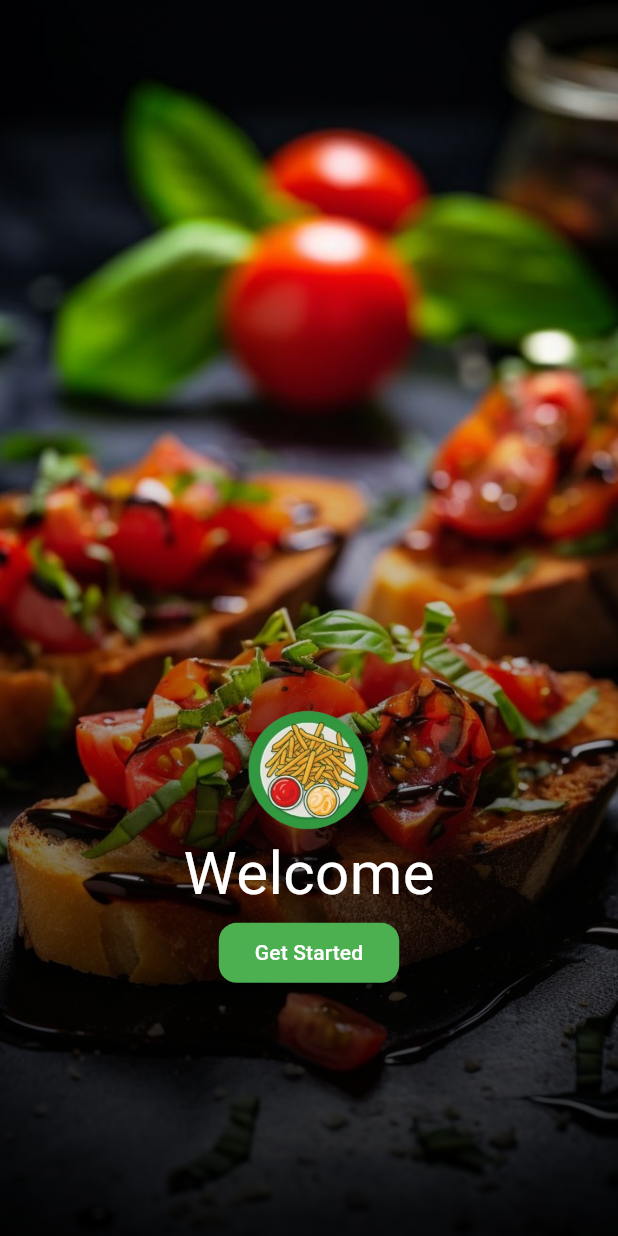
After one commit to gracecleaners/food-delivery-customer-app, a Flutter app: the screen it shows after launch, on a phone screen of 412 x 824 dp. The commit adds this screen. Run offline on Flutter 3.47's test engine with Material 3 defaults, Android fonts, the light colour scheme and no system bars.

Commit message:
get started

```diff
--- a/lib/constants/colors.dart
+++ b/lib/constants/colors.dart
@@ -2,7 +2,7 @@
 import 'package:flutter/material.dart';
 
 class TColor {
-  static Color get primary => const Color(0xFF00FF00);
+  static Color get primary => const Color(0xFF4CAF50);
   static Color get primaryText => const Color(0xff030303);
   static Color get secondaryText => const Color(0xff828282);
   static Color get textTittle => const Color(0xff7C7C7C);
--- a/lib/splash.dart
+++ b/lib/splash.dart
@@ -1,6 +1,6 @@
 import 'package:flutter/material.dart';
 import 'package:food_delivery_customer/constants/colors.dart';
-import 'package:food_delivery_customer/views/auth/login.dart';
+import 'package:food_delivery_customer/views/screens/get_started.dart';
 
 class SplashScreen extends StatefulWidget {
   const SplashScreen({super.key});
@@ -19,7 +19,7 @@ class _SplashScreenState extends State<SplashScreen> {
   void triggerNewScreen() async {
     await Future.delayed(Duration(seconds: 4));
     Navigator.push(
-        context, MaterialPageRoute(builder: (context) => LoginScreen()));
+        context, MaterialPageRoute(builder: (context) => GetStarted()));
   }
 
   @override
--- /dev/null
+++ b/lib/views/screens/get_started.dart
@@ -0,0 +1,75 @@
+import 'package:flutter/material.dart';
+import 'package:food_delivery_customer/constants/colors.dart';
+import 'package:food_delivery_customer/views/widgets/text_widget.dart';
+
+class GetStarted extends StatefulWidget {
+  const GetStarted({super.key});
+
+  @override
+  State<GetStarted> createState() => _GetStartedState();
+}
+
+class _GetStartedState extends State<GetStarted> {
+  @override
+  Widget build(BuildContext context) {
+    var media = MediaQuery.of(context).size;
+    return Scaffold(
+        body: Stack(
+      children: [
+        Image.asset(
+          "assets/start_image.png",
+          height: media.height,
+          width: media.width,
+          fit: BoxFit.cover,
+        ),
+
+        Positioned(
+          bottom: 0,
+          left: 0,
+          right: 0,
+          height: media.height * 0.7,
+          child: Container(
+            decoration: BoxDecoration(
+              gradient: LinearGradient(
+                begin: Alignment.topCenter,
+                end: Alignment.bottomCenter,
+                colors: [
+                  Colors.transparent,
+                  Colors.black.withOpacity(0.9),
+                ],
+              ),
+            ),
+          ),
+        ),
+
+        // Logo at the bottom
+        Positioned(
+          bottom: media.height * 0.2,
+          left: 0,
+          right: 0,
+          child: Column(
+            mainAxisAlignment: MainAxisAlignment.end,
+            children: [
+              Image.asset(
+                "assets/logo.png",
+                height: media.height * 0.1,
+                width: media.width,
+              ),
+              Text(
+                "Welcome",
+                style: TextStyle(fontSize: 40, color: Colors.white),
+              ),
+              ElevatedButton(
+                  onPressed: () {},
+                  child: Text(
+                    "Get Started",
+                    style: TextStyle(color: Colors.white),
+                  ),
+                  style: ElevatedButton.styleFrom(backgroundColor: TColor.primary, shape: RoundedRectangleBorder(borderRadius: BorderRadius.circular(12))),)
+            ],
+          ),
+        ),
+      ],
+    ));
+  }
+}
```
Also changed, not shown: assets/logo.png, assets/start_image.png (added).
